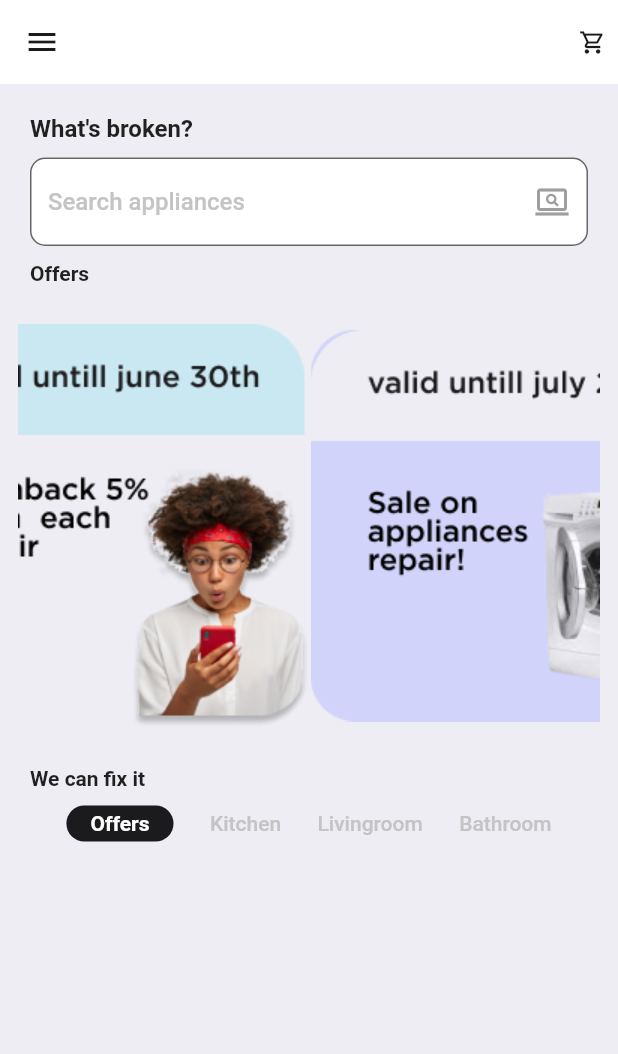
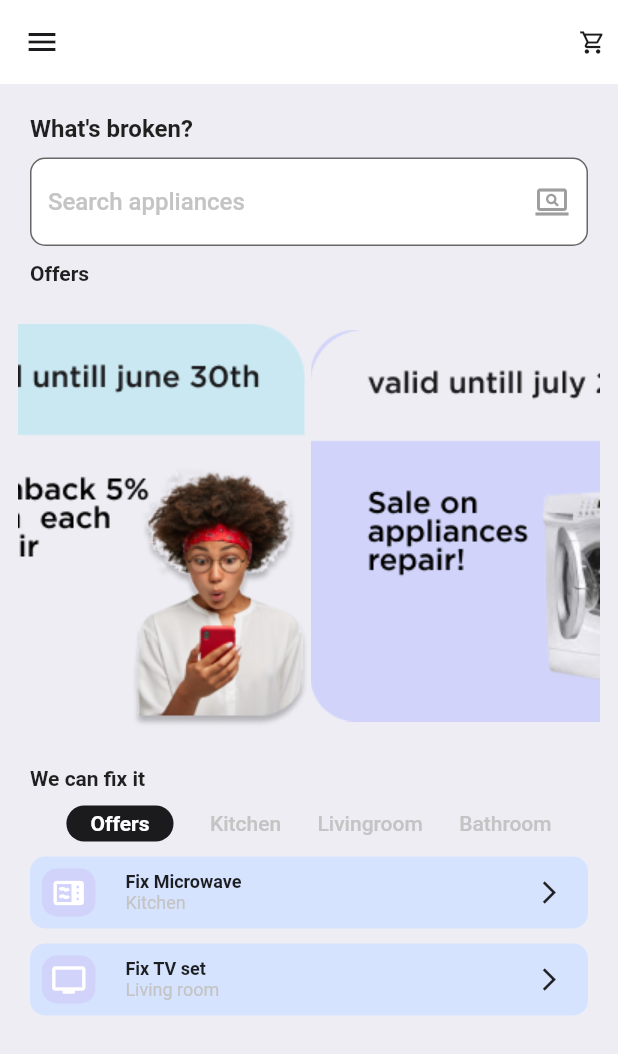
Before and after one commit to MustiAde/Second-Capstone-Mobile-Dev, a Flutter app: the HomeScreen screen opened directly, on a phone screen of 412 x 824 dp. Shown: the top 1054 px of the screen. Run offline on Flutter 3.47's test engine with Material 2 defaults, Android fonts, the phone set to English and light mode, and no system bars.

Commit message:
add home screen

```diff
--- a/repair_home/lib/src/screens/home/home_screen.dart
+++ b/repair_home/lib/src/screens/home/home_screen.dart
@@ -29,7 +29,8 @@ class _HomeScreenState extends State<HomeScreen> {
           ),
         ],
       ),
-      body: Container(
+      body: SingleChildScrollView(
+        child: Container(
           padding: const EdgeInsets.all(4.0),
           child: Column(
             crossAxisAlignment: CrossAxisAlignment.center,
@@ -41,8 +42,8 @@ class _HomeScreenState extends State<HomeScreen> {
                   children: [
                     const Text(
                       'What\'s broken?',
-                    style:
-                        TextStyle(fontSize: 16.0, fontWeight: FontWeight.bold),
+                      style: TextStyle(
+                          fontSize: 16.0, fontWeight: FontWeight.bold),
                     ),
                     const SizedBox(
                       height: 10.0,
@@ -58,8 +59,8 @@ class _HomeScreenState extends State<HomeScreen> {
                     ),
                     const Text(
                       'Offers',
-                    style:
-                        TextStyle(fontSize: 14.0, fontWeight: FontWeight.bold),
+                      style: TextStyle(
+                          fontSize: 14.0, fontWeight: FontWeight.bold),
                     ),
                     const SizedBox(
                       height: 10.0,
@@ -86,8 +87,8 @@ class _HomeScreenState extends State<HomeScreen> {
                     ),
                     const Text(
                       'We can fix it',
-                    style:
-                        TextStyle(fontSize: 14.0, fontWeight: FontWeight.bold),
+                      style: TextStyle(
+                          fontSize: 14.0, fontWeight: FontWeight.bold),
                     ),
                     const SizedBox(
                       height: 10.0,
@@ -133,12 +134,133 @@ class _HomeScreenState extends State<HomeScreen> {
                         ),
                       ],
                     ),
+                    const SizedBox(
+                      height: 10.0,
+                    ),
+                    Container(
+                      padding: const EdgeInsets.all(8.0),
+                      decoration: BoxDecoration(
+                        color: priColor3,
+                        borderRadius: BorderRadius.circular(10.0),
+                      ),
+                      child: Row(
+                        children: [
+                          Expanded(
+                            flex: 1,
+                            child: Container(
+                                padding:
+                                    const EdgeInsets.symmetric(vertical: 4.0),
+                                decoration: BoxDecoration(
+                                  color: priColor2,
+                                  borderRadius: BorderRadius.circular(10.0),
+                                ),
+                                child: const Icon(
+                                  Icons.microwave,
+                                  color: Colors.white,
+                                )),
+                          ),
+                          Expanded(
+                            flex: 8,
+                            child: Padding(
+                              padding: const EdgeInsets.fromLTRB(
+                                  20.0, 0.0, 0.0, 0.0),
+                              child: Column(
+                                mainAxisAlignment:
+                                    MainAxisAlignment.spaceBetween,
+                                crossAxisAlignment: CrossAxisAlignment.start,
+                                children: const [
+                                  Text(
+                                    'Fix Microwave',
+                                    style: TextStyle(
+                                        fontWeight: FontWeight.bold,
+                                        fontSize: 12.0),
+                                  ),
+                                  Text(
+                                    'Kitchen',
+                                    style: TextStyle(
+                                        color: textColor2, fontSize: 12.0),
+                                  ),
+                                ],
+                              ),
+                            ),
+                          ),
+                          const Expanded(
+                            flex: 1,
+                            child: Icon(
+                              Icons.arrow_forward_ios,
+                              size: 18.0,
+                            ),
+                          ),
+                        ],
+                      ),
+                    ),
+                    const SizedBox(
+                      height: 10.0,
+                    ),
+                    Container(
+                      padding: const EdgeInsets.all(8.0),
+                      decoration: BoxDecoration(
+                        color: priColor3,
+                        borderRadius: BorderRadius.circular(10.0),
+                      ),
+                      child: Row(
+                        children: [
+                          Expanded(
+                            flex: 1,
+                            child: Container(
+                                padding:
+                                    const EdgeInsets.symmetric(vertical: 4.0),
+                                decoration: BoxDecoration(
+                                  color: priColor2,
+                                  borderRadius: BorderRadius.circular(10.0),
+                                ),
+                                child: const Icon(
+                                  Icons.tv,
+                                  color: Colors.white,
+                                )),
+                          ),
+                          Expanded(
+                            flex: 8,
+                            child: Padding(
+                              padding: const EdgeInsets.fromLTRB(
+                                  20.0, 0.0, 0.0, 0.0),
+                              child: Column(
+                                mainAxisAlignment:
+                                    MainAxisAlignment.spaceBetween,
+                                crossAxisAlignment: CrossAxisAlignment.start,
+                                children: const [
+                                  Text(
+                                    'Fix TV set',
+                                    style: TextStyle(
+                                        fontWeight: FontWeight.bold,
+                                        fontSize: 12.0),
+                                  ),
+                                  Text(
+                                    'Living room',
+                                    style: TextStyle(
+                                        color: textColor2, fontSize: 12.0),
+                                  ),
+                                ],
+                              ),
+                            ),
+                          ),
+                          const Expanded(
+                            flex: 1,
+                            child: Icon(
+                              Icons.arrow_forward_ios,
+                              size: 18.0,
+                            ),
+                          ),
                         ],
                       ),
                     ),
                   ],
                 ),
               ),
+            ],
+          ),
+        ),
+      ),
     );
   }
 }
```
Lines whose indentation alone changed are shown as unchanged.
